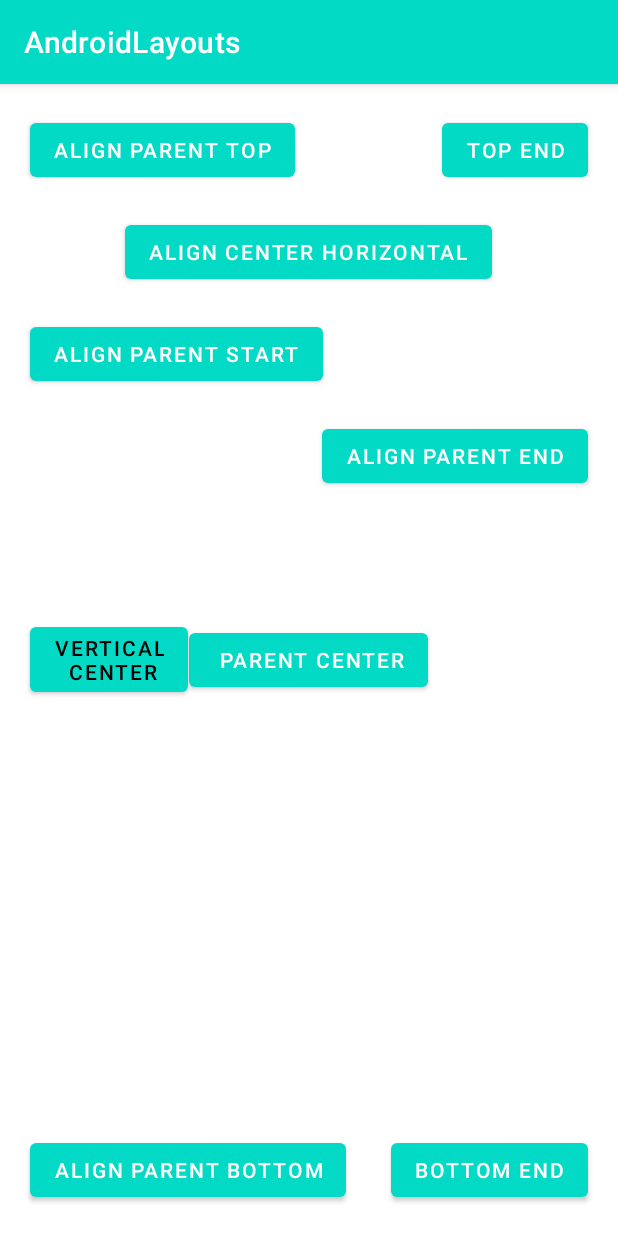
After one commit to Avs-Pavan/AndroidLayoutsDemo, an Android app: the RelativeLayout screen opened directly, with no data from a screen before it, on a phone screen of 412 x 824 dp. The commit adds this screen. Run offline under Robolectric (Android 15) with nearby library versions, the phone set to English and light mode, and no system bars.

Commit message:
Added relative layout demo

```diff
--- a/app/src/main/AndroidManifest.xml
+++ b/app/src/main/AndroidManifest.xml
@@ -11,6 +11,9 @@
         android:supportsRtl="true"
         android:theme="@style/Theme.AndroidLayouts"
         tools:targetApi="31">
+        <activity
+            android:name=".RelativeLayout"
+            android:exported="false" />
         <activity
             android:name=".LinearAssignment"
             android:exported="false" />
--- a/app/src/main/java/com/kevin/androidlayouts/MainActivity.kt
+++ b/app/src/main/java/com/kevin/androidlayouts/MainActivity.kt
@@ -26,5 +26,10 @@ class MainActivity : AppCompatActivity() {
             val intent = Intent(this, LinearAssignment::class.java)
             startActivity(intent)
         }
+
+        mainBinding.relativeBtn.setOnClickListener {
+            val intent = Intent(this, RelativeLayout::class.java)
+            startActivity(intent)
+        }
     }
 }
--- /dev/null
+++ b/app/src/main/java/com/kevin/androidlayouts/RelativeLayout.kt
@@ -0,0 +1,11 @@
+package com.kevin.androidlayouts
+
+import androidx.appcompat.app.AppCompatActivity
+import android.os.Bundle
+
+class RelativeLayout : AppCompatActivity() {
+    override fun onCreate(savedInstanceState: Bundle?) {
+        super.onCreate(savedInstanceState)
+        setContentView(R.layout.activity_relative_layout)
+    }
+}
--- a/app/src/main/res/layout/activity_main.xml
+++ b/app/src/main/res/layout/activity_main.xml
@@ -21,4 +21,12 @@
         android:layout_margin="10dp"
         android:text="Linear layout assignment" />
 
+
+    <Button
+        android:id="@+id/relativeBtn"
+        android:layout_width="match_parent"
+        android:layout_height="wrap_content"
+        android:layout_margin="10dp"
+        android:text="Relative layout demo" />
+
 </LinearLayout>
--- /dev/null
+++ b/app/src/main/res/layout/activity_relative_layout.xml
@@ -0,0 +1,91 @@
+<?xml version="1.0" encoding="utf-8"?>
+<RelativeLayout xmlns:android="http://schemas.android.com/apk/res/android"
+    android:layout_width="match_parent"
+    android:layout_height="match_parent"
+    android:padding="10dp">
+
+
+    <Button
+        android:id="@+id/one"
+        android:layout_width="wrap_content"
+        android:layout_height="wrap_content"
+        android:layout_alignParentTop="true"
+        android:layout_margin="10dp"
+        android:text="Align parent top" />
+
+    <Button
+        android:id="@+id/two"
+        android:layout_width="wrap_content"
+        android:layout_height="wrap_content"
+        android:layout_below="@id/one"
+        android:layout_centerHorizontal="true"
+        android:layout_marginStart="10dp"
+        android:layout_marginTop="10dp"
+        android:layout_marginEnd="10dp"
+        android:layout_marginBottom="10dp"
+        android:text="Align center horizontal" />
+
+    <Button
+        android:id="@+id/three"
+        android:layout_width="wrap_content"
+        android:layout_height="wrap_content"
+        android:layout_below="@id/two"
+        android:layout_alignParentStart="true"
+        android:layout_marginStart="10dp"
+        android:layout_marginTop="10dp"
+        android:layout_marginEnd="10dp"
+        android:layout_marginBottom="10dp"
+        android:text="Align parent start" />
+
+    <Button
+        android:layout_width="wrap_content"
+        android:layout_height="wrap_content"
+        android:layout_below="@id/three"
+        android:layout_alignParentEnd="true"
+        android:layout_marginStart="10dp"
+        android:layout_marginTop="10dp"
+        android:layout_marginEnd="10dp"
+        android:layout_marginBottom="10dp"
+        android:text="Align parent end" />
+
+    <Button
+        android:layout_width="wrap_content"
+        android:layout_height="wrap_content"
+        android:layout_centerVertical="true"
+        android:layout_margin="10dp"
+        android:text="vertical\n center"
+        android:textColor="@color/black" />
+
+    <Button
+        android:layout_width="wrap_content"
+        android:layout_height="wrap_content"
+        android:layout_centerInParent="true"
+        android:layout_margin="10dp"
+        android:text=" parent center" />
+
+    <Button
+        android:layout_width="wrap_content"
+        android:layout_height="wrap_content"
+        android:layout_alignParentBottom="true"
+        android:layout_margin="10dp"
+        android:text="Align parent bottom" />
+
+
+    <Button
+        android:layout_width="wrap_content"
+        android:layout_height="wrap_content"
+        android:layout_alignParentEnd="true"
+        android:layout_alignParentBottom="true"
+        android:layout_margin="10dp"
+        android:text="bottom end" />
+
+    <Button
+        android:layout_width="wrap_content"
+        android:layout_height="wrap_content"
+        android:layout_alignParentTop="true"
+        android:layout_alignParentEnd="true"
+        android:layout_margin="10dp"
+        android:text="top end" />
+
+
+</RelativeLayout>
```
